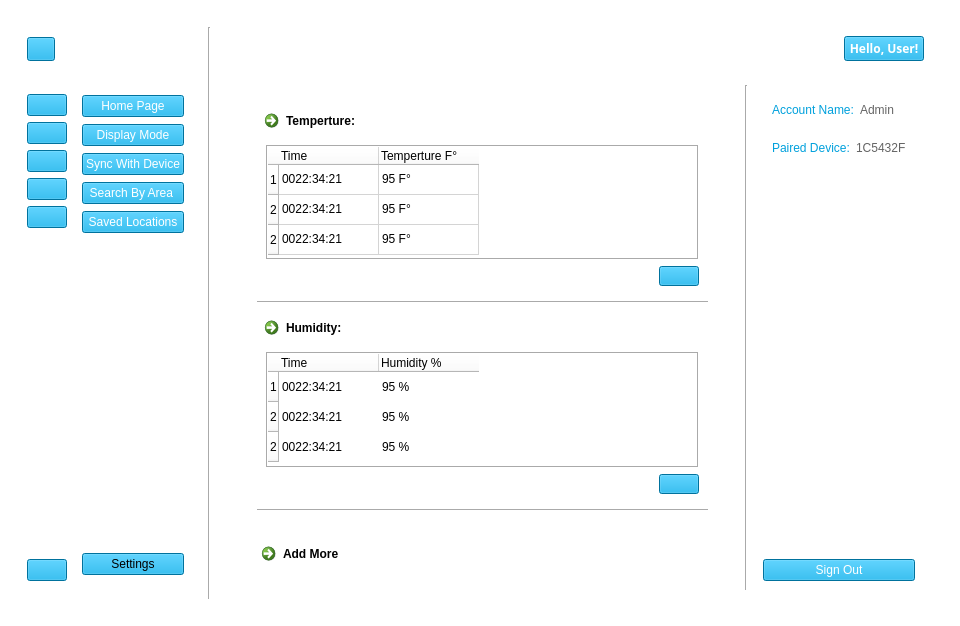
The window that User Interface/WeatherApp.ui (sarscheps/Project---UI-Communications) describes before a commit, drawn with Qt 5.
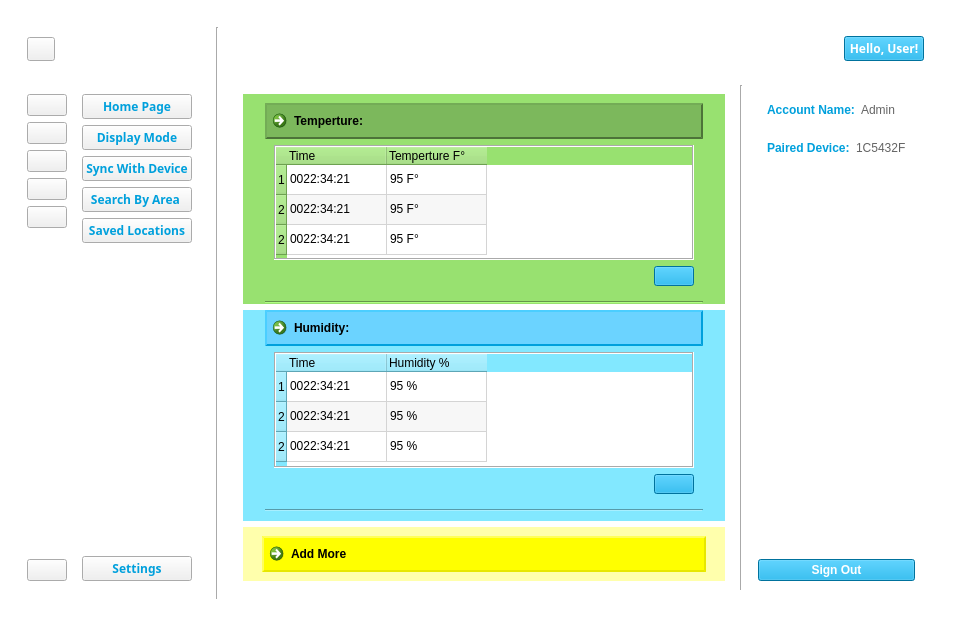
The same window after the commit. The open tabs and pages were chosen to show the change. Icons and pictures are not drawn. Custom widgets are drawn as their Qt base class.

What changed in the file:
```diff
--- a/User Interface/WeatherApp.ui
+++ b/User Interface/WeatherApp.ui
@@ -46,11 +46,107 @@
          </property>
          <widget class="QWidget" name="mainScreenPage">
           <layout class="QGridLayout" name="gridLayout_3">
-           <item row="0" column="1" rowspan="2">
-            <widget class="Line" name="line_3">
-             <property name="orientation">
-              <enum>Qt::Vertical</enum>
+           <item row="0" column="2">
+            <widget class="QWidget" name="topBarWidget" native="true">
+             <property name="minimumSize">
+              <size>
+               <width>0</width>
+               <height>0</height>
+              </size>
              </property>
+             <property name="styleSheet">
+              <string notr="true"/>
+             </property>
+             <layout class="QHBoxLayout" name="horizontalLayout_2">
+              <item>
+               <layout class="QHBoxLayout" name="horizontalLayout">
+                <property name="spacing">
+                 <number>0</number>
+                </property>
+                <item>
+                 <spacer name="horizontalSpacer">
+                  <property name="orientation">
+                   <enum>Qt::Horizontal</enum>
+                  </property>
+                  <property name="sizeHint" stdset="0">
+                   <size>
+                    <width>50</width>
+                    <height>20</height>
+                   </size>
+                  </property>
+                 </spacer>
+                </item>
+                <item>
+                 <widget class="QPushButton" name="profileBtn">
+                  <property name="font">
+                   <font>
+                    <family>Segoe UI Semibold</family>
+                    <bold>true</bold>
+                   </font>
+                  </property>
+                  <property name="cursor">
+                   <cursorShape>PointingHandCursor</cursorShape>
+                  </property>
+                  <property name="styleSheet">
+                   <string notr="true">background-color: rgb(0, 160, 220);
+color:white;</string>
+                  </property>
+                  <property name="text">
+                   <string>Hello, User!</string>
+                  </property>
+                  <property name="icon">
+                   <iconset>
+                    <normaloff>icons/BasicIcons/profileImage_logo.png</normaloff>icons/BasicIcons/profileImage_logo.png</iconset>
+                  </property>
+                  <property name="checkable">
+                   <bool>true</bool>
+                  </property>
+                 </widget>
+                </item>
+               </layout>
+              </item>
+             </layout>
+            </widget>
+           </item>
+           <item row="0" column="0">
+            <widget class="QWidget" name="sideBarIconBtnWidget" native="true">
+             <property name="styleSheet">
+              <string notr="true"/>
+             </property>
+             <widget class="QPushButton" name="sideBarMenuBtn">
+              <property name="geometry">
+               <rect>
+                <x>0</x>
+                <y>10</y>
+                <width>28</width>
+                <height>24</height>
+               </rect>
+              </property>
+              <property name="cursor">
+               <cursorShape>PointingHandCursor</cursorShape>
+              </property>
+              <property name="styleSheet">
+               <string notr="true">color: rgb(0, 160, 220);
+background-color:rgb(240, 240, 240);
+border-color: rgb(200, 200, 200);</string>
+              </property>
+              <property name="text">
+               <string/>
+              </property>
+              <property name="icon">
+               <iconset>
+                <normaloff>icons/BasicIcons/sideBar_logo.png</normaloff>icons/BasicIcons/sideBar_logo.png</iconset>
+              </property>
+              <property name="iconSize">
+               <size>
+                <width>20</width>
+                <height>20</height>
+               </size>
+              </property>
+              <property name="checkable">
+               <bool>true</bool>
+              </property>
+             </widget>
             </widget>
            </item>
            <item row="1" column="2">
@@ -74,7 +170,7 @@
                  <enum>QFrame::Plain</enum>
                 </property>
                 <property name="currentIndex">
-                 <number>2</number>
+                 <number>4</number>
                 </property>
                 <widget class="QWidget" name="signInPage_2"/>
                 <widget class="QWidget" name="signUpPage_2"/>
@@ -98,6 +194,9 @@
                   </item>
                   <item>
                    <widget class="QWidget" name="tempWidget" native="true">
+                    <property name="styleSheet">
+                     <string notr="true">background-color: rgb(152, 225, 112);</string>
+                    </property>
                     <layout class="QHBoxLayout" name="horizontalLayout_4">
                      <property name="bottomMargin">
                       <number>0</number>
@@ -137,9 +236,11 @@
                             <enum>Qt::LeftToRight</enum>
                            </property>
                            <property name="styleSheet">
-                            <string notr="true">background-color: rgb(0, 160, 220);
-font: 700 11pt &quot;Segoe UI&quot;;
-border-color: rgb(0, 0, 0);</string>
+                            <string notr="true">font: 700 11pt &quot;Segoe UI&quot;;
+background-color:rgb(124, 184, 92);
+border-style: outset;
+border-width: 2px;
+border-color: rgb(77, 115, 57);</string>
                            </property>
                            <property name="text">
                             <string>Temperture: </string>
@@ -164,12 +265,22 @@
                               <property name="focusPolicy">
                                <enum>Qt::WheelFocus</enum>
                               </property>
+                              <property name="styleSheet">
+                               <string notr="true">QTableWidget{
+background-color: white;
+}
+
+</string>
+                              </property>
                               <property name="frameShape">
                                <enum>QFrame::Box</enum>
                               </property>
                               <property name="autoScroll">
                                <bool>true</bool>
                               </property>
+                              <property name="autoScrollMargin">
+                               <number>16</number>
+                              </property>
                               <property name="editTriggers">
                                <set>QAbstractItemView::NoEditTriggers</set>
                               </property>
@@ -179,6 +290,9 @@
                               <property name="showDropIndicator" stdset="0">
                                <bool>false</bool>
                               </property>
+                              <property name="alternatingRowColors">
+                               <bool>true</bool>
+                              </property>
                               <property name="showGrid">
                                <bool>true</bool>
                               </property>
@@ -343,6 +457,9 @@
                   </item>
                   <item>
                    <widget class="QWidget" name="HumidityWidget" native="true">
+                    <property name="styleSheet">
+                     <string notr="true">background-color: rgb(130, 232, 255);</string>
+                    </property>
                     <layout class="QHBoxLayout" name="horizontalLayout_7">
                      <property name="topMargin">
                       <number>0</number>
@@ -380,8 +497,10 @@
                            </property>
                            <property name="styleSheet">
                             <string notr="true">font: 700 11pt &quot;Segoe UI&quot;;
-background-color: rgb(0, 160, 220);
-border-color: rgb(0, 0, 0);</string>
+background-color:rgb(107, 211, 255);
+border-style: outset;
+border-width: 2px;
+border-color: rgb(0, 160, 220);</string>
                            </property>
                            <property name="text">
                             <string>Humidity:</string>
@@ -400,6 +519,11 @@
                             </property>
                             <item>
                              <widget class="QTableWidget" name="humidityTableWidget">
+                              <property name="styleSheet">
+                               <string notr="true">QTableWidget{
+	background-color:white;
+}</string>
+                              </property>
                               <property name="frameShape">
                                <enum>QFrame::Box</enum>
                               </property>
@@ -415,8 +539,11 @@
                               <property name="showDropIndicator" stdset="0">
                                <bool>false</bool>
                               </property>
+                              <property name="alternatingRowColors">
+                               <bool>true</bool>
+                              </property>
                               <property name="showGrid">
-                               <bool>false</bool>
+                               <bool>true</bool>
                               </property>
                               <property name="cornerButtonEnabled">
                                <bool>true</bool>
@@ -570,6 +697,9 @@
                   </item>
                   <item>
                    <widget class="QWidget" name="addMoreWidget" native="true">
+                    <property name="styleSheet">
+                     <string notr="true">background-color: rgb(255, 255, 172);</string>
+                    </property>
                     <layout class="QHBoxLayout" name="horizontalLayout_8">
                      <item>
                       <layout class="QHBoxLayout" name="addMoreHLayout">
@@ -603,9 +733,13 @@
                             <cursorShape>PointingHandCursor</cursorShape>
                            </property>
                            <property name="styleSheet">
-                            <string notr="true">font: 700 9pt &quot;Segoe UI&quot;;
-background-color: rgb(0, 160, 220);
-border-color: rgb(0, 0, 0);</string>
+                            <string notr="true">QCommandLinkButton{
+	font: 700 9pt &quot;Segoe UI&quot;;
+	background-color:rgb(255, 255, 0);
+	border-style:outset;
+	border-width: 2px;
+	border-color: rgb(231, 231, 0);
+}</string>
                            </property>
                            <property name="text">
                             <string>Add More </string>
@@ -1050,6 +1184,14 @@
                    <layout class="QHBoxLayout" name="horizontalLayout_11">
                     <item>
                      <widget class="QLabel" name="accountNameLabel">
+                      <property name="font">
+                       <font>
+                        <family>Segoe UI</family>
+                        <pointsize>9</pointsize>
+                        <italic>false</italic>
+                        <bold>true</bold>
+                       </font>
+                      </property>
                       <property name="styleSheet">
                        <string notr="true">color: rgb(0, 160, 220);
 font: 700 9pt &quot;Segoe UI&quot;;</string>
@@ -1077,6 +1219,14 @@
                    <layout class="QHBoxLayout" name="horizontalLayout_12">
                     <item>
                      <widget class="QLabel" name="pairedDeviceLabel">
+                      <property name="font">
+                       <font>
+                        <family>Segoe UI</family>
+                        <pointsize>9</pointsize>
+                        <italic>false</italic>
+                        <bold>true</bold>
+                       </font>
+                      </property>
                       <property name="styleSheet">
                        <string notr="true">color: rgb(0, 160, 220);
 font: 700 9pt &quot;Segoe UI&quot;;</string>
@@ -1114,6 +1264,14 @@
                  </item>
                  <item>
                   <widget class="QPushButton" name="signOutBtn">
+                   <property name="font">
+                    <font>
+                     <family>Segoe UI</family>
+                     <pointsize>9</pointsize>
+                     <italic>false</italic>
+                     <bold>true</bold>
+                    </font>
+                   </property>
                    <property name="cursor">
                     <cursorShape>PointingHandCursor</cursorShape>
                    </property>
@@ -1134,8 +1292,18 @@
              </layout>
             </widget>
            </item>
+           <item row="0" column="1" rowspan="2">
+            <widget class="Line" name="line_3">
+             <property name="orientation">
+              <enum>Qt::Vertical</enum>
+             </property>
+            </widget>
+           </item>
            <item row="1" column="0">
             <widget class="QWidget" name="sideBarWidget" native="true">
+             <property name="styleSheet">
+              <string notr="true"/>
+             </property>
              <layout class="QHBoxLayout" name="horizontalLayout_6">
               <property name="leftMargin">
                <number>0</number>
@@ -1152,7 +1320,9 @@
                     <cursorShape>PointingHandCursor</cursorShape>
                    </property>
                    <property name="styleSheet">
-                    <string notr="true">background-color: rgb(0, 160, 220);</string>
+                    <string notr="true">color: rgb(0, 160, 220);
+background-color:rgb(240, 240, 240);
+border-color: rgb(200, 200, 200);</string>
                    </property>
                    <property name="text">
                     <string/>
@@ -1181,7 +1351,9 @@
                     <cursorShape>PointingHandCursor</cursorShape>
                    </property>
                    <property name="styleSheet">
-                    <string notr="true">background-color: rgb(0, 160, 220);</string>
+                    <string notr="true">color: rgb(0, 160, 220);
+background-color:rgb(240, 240, 240);
+border-color: rgb(200, 200, 200);</string>
                    </property>
                    <property name="text">
                     <string/>
@@ -1210,9 +1382,9 @@
                     <cursorShape>PointingHandCursor</cursorShape>
                    </property>
                    <property name="styleSheet">
-                    <string notr="true">font: 700 9pt &quot;Segoe UI&quot;;
-background-color: rgb(0, 160, 220);
-border-color: rgb(0, 0, 0);</string>
+                    <string notr="true">color: rgb(0, 160, 220);
+background-color:rgb(240, 240, 240);
+border-color: rgb(200, 200, 200);</string>
                    </property>
                    <property name="text">
                     <string/>
@@ -1241,9 +1413,9 @@
                     <cursorShape>PointingHandCursor</cursorShape>
                    </property>
                    <property name="styleSheet">
-                    <string notr="true">font: 700 9pt &quot;Segoe UI&quot;;
-background-color: rgb(0, 160, 220);
-border-color: rgb(0, 0, 0);</string>
+                    <string notr="true">color: rgb(0, 160, 220);
+background-color:rgb(240, 240, 240);
+border-color: rgb(200, 200, 200);</string>
                    </property>
                    <property name="text">
                     <string/>
@@ -1272,9 +1444,9 @@
                     <cursorShape>PointingHandCursor</cursorShape>
                    </property>
                    <property name="styleSheet">
-                    <string notr="true">font: 700 9pt &quot;Segoe UI&quot;;
-background-color: rgb(0, 160, 220);
-border-color: rgb(0, 0, 0);</string>
+                    <string notr="true">color: rgb(0, 160, 220);
+background-color:rgb(240, 240, 240);
+border-color: rgb(200, 200, 200);</string>
                    </property>
                    <property name="text">
                     <string/>
@@ -1319,9 +1491,9 @@
                     <cursorShape>PointingHandCursor</cursorShape>
                    </property>
                    <property name="styleSheet">
-                    <string notr="true">font: 700 9pt &quot;Segoe UI&quot;;
-background-color: rgb(0, 160, 220);
-border-color: rgb(0, 0, 0);</string>
+                    <string notr="true">color: rgb(0, 160, 220);
+background-color:rgb(240, 240, 240);
+border-color: rgb(200, 200, 200);</string>
                    </property>
                    <property name="text">
                     <string/>
@@ -1349,15 +1521,20 @@
                  </property>
                  <item>
                   <widget class="QPushButton" name="homePageBtn">
+                   <property name="font">
+                    <font>
+                     <family>Segoe UI Black</family>
+                     <pointsize>9</pointsize>
+                     <bold>true</bold>
+                    </font>
+                   </property>
                    <property name="cursor">
                     <cursorShape>PointingHandCursor</cursorShape>
                    </property>
                    <property name="styleSheet">
-                    <string notr="true">background-color: rgb(0, 160, 220);
-font: 700 9pt &quot;Segoe UI&quot;;
-border-top-color: rgb(0, 0, 0);
-border-color: rgb(0, 0, 0);
-color: rgb(255, 255, 255);</string>
+                    <string notr="true">color: rgb(0, 160, 220);
+background-color:rgb(240, 240, 240);
+border-color: rgb(200, 200, 200);</string>
                    </property>
                    <property name="text">
                     <string>Home Page</string>
@@ -1376,14 +1553,21 @@
                  </item>
                  <item>
                   <widget class="QPushButton" name="displayModeBtn">
+                   <property name="font">
+                    <font>
+                     <family>Segoe UI Black</family>
+                     <pointsize>9</pointsize>
+                     <bold>true</bold>
+                    </font>
+                   </property>
                    <property name="cursor">
                     <cursorShape>PointingHandCursor</cursorShape>
                    </property>
                    <property name="styleSheet">
-                    <string notr="true">background-color: rgb(0, 160, 220);
-font: 700 9pt &quot;Segoe UI&quot;;
-border-color: rgb(0, 0, 0);
-color: rgb(255, 255, 255);</string>
+                    <string notr="true">color: rgb(0, 160, 220);
+background-color:rgb(240, 240, 240);
+border-color: rgb(200, 200, 200);
+</string>
                    </property>
                    <property name="text">
                     <string>Display Mode</string>
@@ -1402,14 +1586,19 @@
                  </item>
                  <item>
                   <widget class="QPushButton" name="syncWithDeviceBtn">
+                   <property name="font">
+                    <font>
+                     <family>Segoe UI Black</family>
+                     <bold>true</bold>
+                    </font>
+                   </property>
                    <property name="cursor">
                     <cursorShape>PointingHandCursor</cursorShape>
                    </property>
                    <property name="styleSheet">
-                    <string notr="true">color: rgb(255, 255, 255);
-font: 700 9pt &quot;Segoe UI&quot;;
-background-color: rgb(0, 160, 220);
-border-color: rgb(0, 0, 0);</string>
+                    <string notr="true">color: rgb(0, 160, 220);
+background-color:rgb(240, 240, 240);
+border-color: rgb(200, 200, 200);</string>
                    </property>
                    <property name="text">
                     <string>Sync With Device</string>
@@ -1428,14 +1617,19 @@
                  </item>
                  <item>
                   <widget class="QPushButton" name="searchByAreaBtn">
+                   <property name="font">
+                    <font>
+                     <family>Segoe UI Black</family>
+                     <bold>true</bold>
+                    </font>
+                   </property>
                    <property name="cursor">
                     <cursorShape>PointingHandCursor</cursorShape>
                    </property>
                    <property name="styleSheet">
-                    <string notr="true">background-color: rgb(0, 160, 220);
-font: 700 9pt &quot;Segoe UI&quot;;
-color: rgb(255, 255, 255);
-border-color: rgb(0, 0, 0);</string>
+                    <string notr="true">color: rgb(0, 160, 220);
+background-color:rgb(240, 240, 240);
+border-color: rgb(200, 200, 200);</string>
                    </property>
                    <property name="text">
                     <string>Search By Area </string>
@@ -1454,14 +1648,19 @@
                  </item>
                  <item>
                   <widget class="QPushButton" name="savedLocationsBtn">
+                   <property name="font">
+                    <font>
+                     <family>Segoe UI Black</family>
+                     <bold>true</bold>
+                    </font>
+                   </property>
                    <property name="cursor">
                     <cursorShape>PointingHandCursor</cursorShape>
                    </property>
                    <property name="styleSheet">
-                    <string notr="true">color: rgb(255, 255, 255);
-font: 700 9pt &quot;Segoe UI&quot;;
-background-color: rgb(0, 160, 220);
-border-color: rgb(0, 0, 0);</string>
+                    <string notr="true">color: rgb(0, 160, 220);
+background-color:rgb(240, 240, 240);
+border-color: rgb(200, 200, 200);</string>
                    </property>
                    <property name="text">
                     <string>Saved Locations</string>
@@ -1496,13 +1695,19 @@
                  </item>
                  <item>
                   <widget class="QPushButton" name="settingsBtn">
+                   <property name="font">
+                    <font>
+                     <family>Segoe UI Black</family>
+                     <bold>true</bold>
+                    </font>
+                   </property>
                    <property name="cursor">
                     <cursorShape>PointingHandCursor</cursorShape>
                    </property>
                    <property name="styleSheet">
-                    <string notr="true">font: 700 9pt &quot;Segoe UI&quot;;
-background-color: rgb(0, 160, 220);
-border-color: rgb(0, 0, 0);</string>
+                    <string notr="true">color: rgb(0, 160, 220);
+background-color:rgb(240, 240, 240);
+border-color: rgb(200, 200, 200);</string>
                    </property>
                    <property name="text">
                     <string>Settings</string>
@@ -1521,106 +1726,6 @@
              </layout>
             </widget>
            </item>
-           <item row="0" column="2">
-            <widget class="QWidget" name="topBarWidget" native="true">
-             <property name="minimumSize">
-              <size>
-               <width>0</width>
-               <height>0</height>
-              </size>
-             </property>
-             <property name="styleSheet">
-              <string notr="true"/>
-             </property>
-             <layout class="QHBoxLayout" name="horizontalLayout_2">
-              <item>
-               <layout class="QHBoxLayout" name="horizontalLayout">
-                <property name="spacing">
-                 <number>0</number>
-                </property>
-                <item>
-                 <spacer name="horizontalSpacer">
-                  <property name="orientation">
-                   <enum>Qt::Horizontal</enum>
-                  </property>
-                  <property name="sizeHint" stdset="0">
-                   <size>
-                    <width>50</width>
-                    <height>20</height>
-                   </size>
-                  </property>
-                 </spacer>
-                </item>
-                <item>
-                 <widget class="QPushButton" name="profileBtn">
-                  <property name="font">
-                   <font>
-                    <family>Segoe UI Semibold</family>
-                    <bold>true</bold>
-                   </font>
-                  </property>
-                  <property name="cursor">
-                   <cursorShape>PointingHandCursor</cursorShape>
-                  </property>
-                  <property name="styleSheet">
-                   <string notr="true">background-color: rgb(0, 160, 220);
-color:white;</string>
-                  </property>
-                  <property name="text">
-                   <string>Hello, User!</string>
-                  </property>
-                  <property name="icon">
-                   <iconset>
-                    <normaloff>icons/BasicIcons/profileImage_logo.png</normaloff>icons/BasicIcons/profileImage_logo.png</iconset>
-                  </property>
-                  <property name="checkable">
-                   <bool>true</bool>
-                  </property>
-                 </widget>
-                </item>
-               </layout>
-              </item>
-             </layout>
-            </widget>
-           </item>
-           <item row="0" column="0">
-            <widget class="QWidget" name="sideBarIconBtnWidget" native="true">
-             <widget class="QPushButton" name="sideBarMenuBtn">
-              <property name="geometry">
-               <rect>
-                <x>0</x>
-                <y>10</y>
-                <width>28</width>
-                <height>24</height>
-               </rect>
-              </property>
-              <property name="cursor">
-               <cursorShape>PointingHandCursor</cursorShape>
-              </property>
-              <property name="styleSheet">
-               <string notr="true">font: 700 9pt &quot;Segoe UI&quot;;
-background-color: rgb(0, 160, 220);
-border-color: rgb(0, 0, 0);</string>
-              </property>
-              <property name="text">
-               <string/>
-              </property>
-              <property name="icon">
-               <iconset>
-                <normaloff>icons/BasicIcons/sideBar_logo.png</normaloff>icons/BasicIcons/sideBar_logo.png</iconset>
-              </property>
-              <property name="iconSize">
-               <size>
-                <width>20</width>
-                <height>20</height>
-               </size>
-              </property>
-              <property name="checkable">
-               <bool>true</bool>
-              </property>
-             </widget>
-            </widget>
-           </item>
           </layout>
          </widget>
          <widget class="QWidget" name="signInPage">
```
